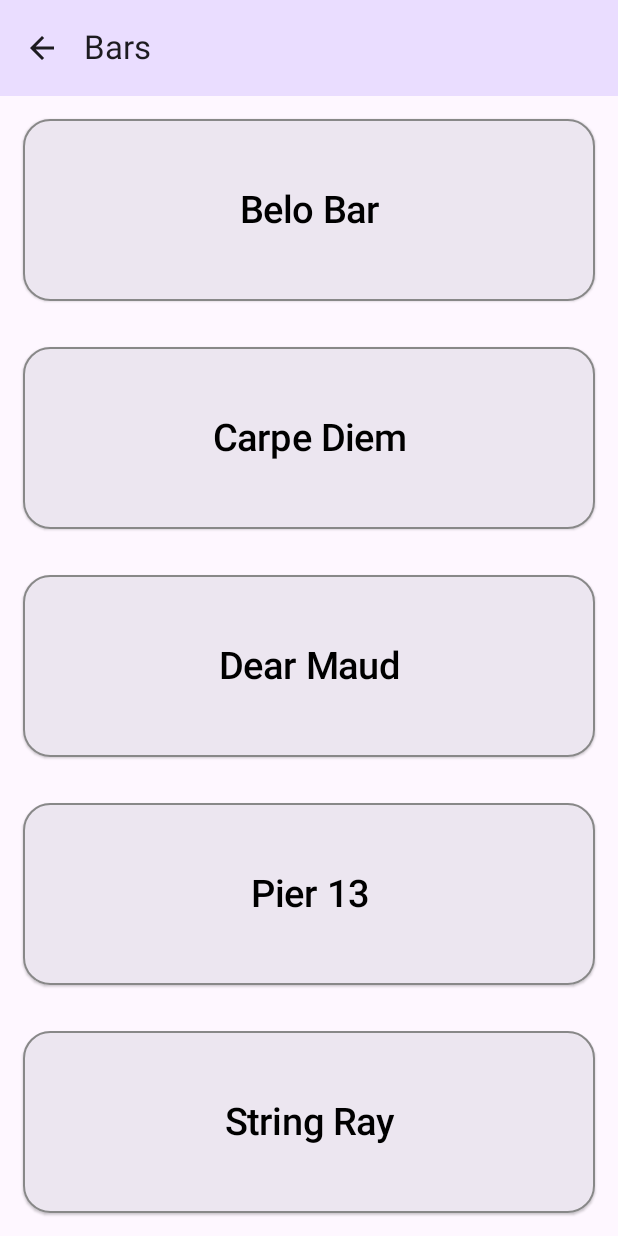
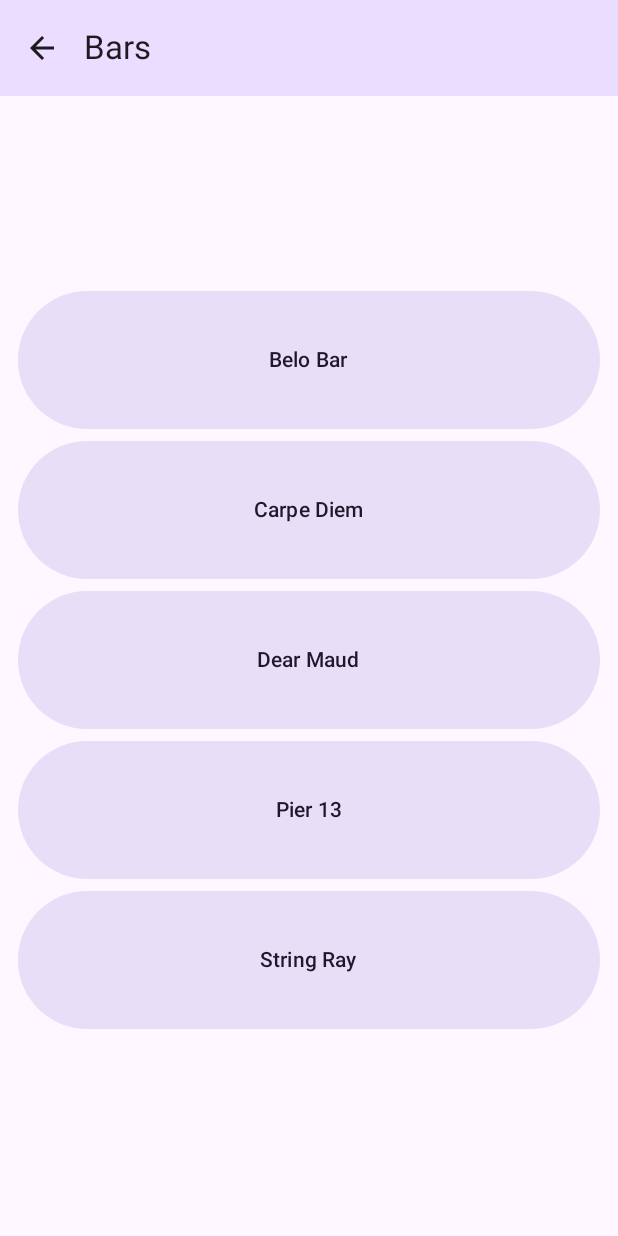
Before and after one commit to jlr295/myHoboken, an Android app built with Jetpack Compose: the screen it shows after launch (MainActivity), after a tap on "Bars", on a phone screen of 412 x 824 dp. Run offline under Robolectric (Android 15) with nearby library versions, the phone set to English and light mode, and no system bars.

Commit message:
Business selection screen completed

```diff
--- a/app/src/main/java/com/example/myHoboken/data/AppUiState.kt
+++ b/app/src/main/java/com/example/myHoboken/data/AppUiState.kt
@@ -7,19 +7,21 @@ import androidx.navigation.NavBackStackEntry
  * Breadcrumbs of current session.
  */
 
-
 data class AppUiState(
 
     // Selected Category
-    val categoryID: Int = 0,
-
     val categoryName: String = "",
 
     // Selected Business
-    val businessID: Int = 0,
+    val businessName: String = "",
 
-    val categories: List<Int> = DataSource.categories.map{it},
+    // Categories
+    //TO DO map function not necessary?
+    val categories: List<Int> = listOf(),
 
-    val businessOptions: List<String> = listOf()
+    // Businesses
+    val businesses: List<Int> = listOf(),
+
+
 
 )
--- a/app/src/main/java/com/example/myHoboken/data/DataSource.kt
+++ b/app/src/main/java/com/example/myHoboken/data/DataSource.kt
@@ -10,6 +10,7 @@ object DataSource {
         R.string.cafes,
         R.string.shopping
     )
+
 
     val bars = listOf(
         R.string.belo_bar,
@@ -35,7 +36,7 @@ object DataSource {
         R.string.tosti
     )
 
-    val coffee = listOf(
+    val cafes = listOf(
         R.string.bwe,
         R.string.mojo,
         R.string.roost,
@@ -50,4 +51,13 @@ object DataSource {
         R.string.lululemon,
         R.string.thriftbox
     )
+
+    val businessMap = mapOf(
+        "Bars" to bars,
+        "Parks" to parks,
+        "Restaurants" to restaurants,
+        "Cafes" to cafes,
+        "Shopping" to shopping
+    )
+
 }
--- /dev/null
+++ b/app/src/main/java/com/example/myHoboken/ui/BusinessDetailsScreen.kt
@@ -0,0 +1 @@
+package com.example.myHoboken.ui
--- a/app/src/main/java/com/example/myHoboken/ui/BusinessScreen.kt
+++ b/app/src/main/java/com/example/myHoboken/ui/BusinessScreen.kt
@@ -1,67 +1,41 @@
 package com.example.myHoboken.ui
 
-import androidx.compose.foundation.BorderStroke
+import androidx.compose.foundation.layout.Arrangement
 import androidx.compose.foundation.layout.Column
-import androidx.compose.foundation.layout.fillMaxWidth
+import androidx.compose.foundation.layout.height
 import androidx.compose.foundation.layout.padding
-import androidx.compose.foundation.shape.RoundedCornerShape
-import androidx.compose.material3.ButtonColors
-import androidx.compose.material3.ElevatedButton
-import androidx.compose.material3.MaterialTheme
+import androidx.compose.foundation.layout.width
+import androidx.compose.material3.FilledTonalButton
 import androidx.compose.material3.Text
 import androidx.compose.runtime.Composable
 import androidx.compose.ui.Modifier
-import androidx.compose.ui.graphics.Color
-import androidx.compose.ui.res.stringResource
-import androidx.compose.ui.text.style.TextAlign
+import androidx.compose.ui.platform.LocalContext
 import androidx.compose.ui.unit.dp
-import androidx.compose.ui.unit.sp
+import com.example.myHoboken.data.AppUiState
 
 @Composable
 fun BusinessScreen(
-    categories: List<Int>,
-    onNextButtonClicked: (Int) -> Unit = {},
+    appUiState: AppUiState,
+    onBusinessSelection: (String) -> Unit,
     modifier: Modifier = Modifier
 ){
+    val resources = LocalContext.current.resources
+    val businesses = appUiState.businesses.map { id -> resources.getString(id)}
+
     Column(
+        verticalArrangement = Arrangement.Center,
         modifier = modifier,
     ) {
-        categories.forEach{ item ->
-            SelectBarButton(
-                labelCategoryId = item,
+        businesses.forEach{ item ->
+            FilledTonalButton(
+                onClick = { onBusinessSelection(item)},
                 modifier = Modifier
-                    .padding(15.dp)
-                    .fillMaxWidth()
-                    .weight(1f)
-            )
+                    .width(500.dp)
+                    .height(100.dp)
+                    .padding(start = 12.dp, end = 12.dp, bottom = 8.dp)
+            ) {
+                Text(item)
+            }
         }
     }
 }
-
-@Composable
-fun SelectBarButton(
-    labelCategoryId: Int,
-    onClick: () -> Unit = {},
-    modifier: Modifier = Modifier
-){
-    ElevatedButton(
-        onClick = onClick,
-        shape = RoundedCornerShape(15),
-        colors = ButtonColors(
-            containerColor = MaterialTheme.colorScheme.surfaceContainerHigh,
-            contentColor = Color.Black,
-            disabledContentColor = Color.Black,
-            disabledContainerColor = MaterialTheme.colorScheme.onSecondary,
-        ),
-        border = BorderStroke(1.dp, Color.Gray),
-        modifier = modifier
-    ) {
-        Text(
-            text = stringResource(labelCategoryId),
-            textAlign = TextAlign.Center,
-            fontSize = 25.sp,
-            modifier = Modifier
-                .fillMaxWidth()
-        )
-    }
-}
--- a/app/src/main/java/com/example/myHoboken/ui/SelectionViewModel.kt
+++ b/app/src/main/java/com/example/myHoboken/ui/SelectionViewModel.kt
@@ -3,6 +3,7 @@ package com.example.myHoboken.ui
 
 import androidx.lifecycle.ViewModel
 import com.example.myHoboken.data.AppUiState
+import com.example.myHoboken.data.DataSource
 import kotlinx.coroutines.flow.MutableStateFlow
 import kotlinx.coroutines.flow.StateFlow
 import kotlinx.coroutines.flow.asStateFlow
@@ -10,25 +11,30 @@ import kotlinx.coroutines.flow.update
 
 class SelectionViewModel : ViewModel() {
 
-    private val _uiState = MutableStateFlow(AppUiState())
+    private val _uiState = MutableStateFlow(AppUiState(categories = initializeCategories()))
     val uiState: StateFlow<AppUiState> = _uiState.asStateFlow()
+
 
     fun setCategoryName(category: String) {
         _uiState.update { currentState ->
             currentState.copy(
-                categoryName = category
+                categoryName = category,
+                businesses = DataSource.businessMap.getValue(category)
             )
         }
     }
 
-
-    fun setBusiness(business: Int) {
+    fun setBusinessName(business: String) {
         _uiState.update { currentState ->
             currentState.copy(
-                businessID = business
+                businessName = business,
+
             )
+
         }
     }
 
-
-}
+    private fun initializeCategories(): List<Int> {
+        return DataSource.categories.map{it}
+        }
+    }
```
Also changed, not shown: app/src/main/java/com/example/myHoboken/MyHobokenScreen.kt (+64 -7 lines).
